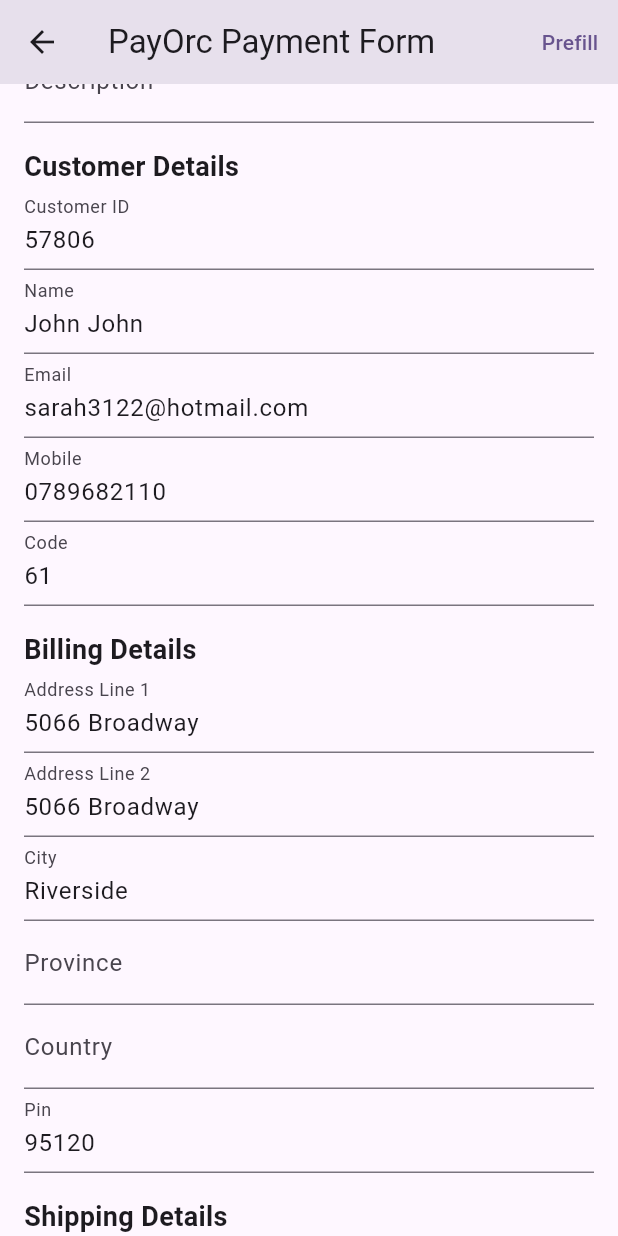
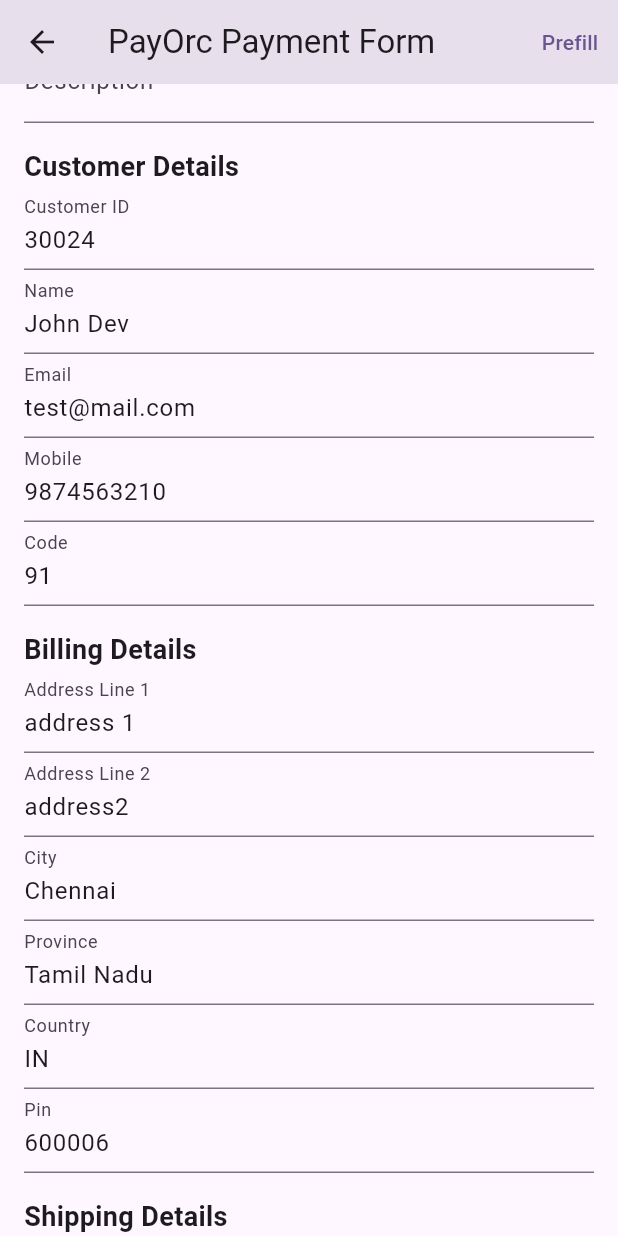
Before and after one commit to esaiamuthan/pay_orc_sample, a Flutter app: the PayOrcForm screen opened directly, scrolled down 576 dp, after a tap on "Prefill", on a phone screen of 412 x 824 dp. Run offline on Flutter 3.47's test engine with Material 3 defaults, Android fonts, the phone set to English and light mode, and no system bars; missing offline and left inert: flutter_pay_orc.

Commit message:
Updated changes

```diff
--- a/lib/pay.orc.form.dart
+++ b/lib/pay.orc.form.dart
@@ -79,99 +79,6 @@ class _PayOrcFormState extends State<PayOrcForm> {
   final List<Map<String, TextEditingController>> _parametersControllers = [];
   final List<Map<String, TextEditingController>> _customDataControllers = [];
 
-  final names = [
-    'John John',
-    'Jane John',
-    'Alex John',
-    'Chris John',
-    'Taylor John'
-  ];
-  final List<String> phoneNumbers =
-      List.generate(20, (index) => _generateRandomPhoneNumber());
-
-  static String _generateRandomPhoneNumber() {
-    final random = Random();
-    // Generate a random 10-digit phone number
-    String number = '';
-    for (int i = 0; i < 10; i++) {
-      number += random.nextInt(10).toString();
-    }
-    return number;
-  }
-
-  final List<String> phoneCodes = [
-    "1",
-    "44",
-    "91",
-    "1",
-    "61",
-    "49",
-    "33",
-    "81",
-    "86",
-    "55"
-  ];
-
-  final cities = [
-    "Springfield",
-    "Riverside",
-    "Fairview",
-    "Centerville",
-    "Franklin"
-  ];
-  final states = ["CA", "TX", "NY", "FL", "IL"];
-  final List<String> addresses =
-      List.generate(20, (index) => _generateRandomAddress());
-
-  static String _generateRandomAddress() {
-    const streets = [
-      "Main St",
-      "Highland Ave",
-      "Elm St",
-      "Maple Ave",
-      "Broadway",
-      "Park Rd",
-      "Sunset Blvd"
-    ];
-    final random = Random();
-    final street =
-        "${random.nextInt(9999) + 1} ${streets[random.nextInt(streets.length)]}";
-    return street;
-  }
-
-  final List<String> emailList =
-      List.generate(20, (index) => _generateRandomEmail());
-
-  static String _generateRandomEmail() {
-    const firstNames = [
-      'john',
-      'jane',
-      'alex',
-      'mike',
-      'sarah',
-      'emily',
-      'david',
-      'laura'
-    ];
-    const domains = [
-      'gmail.com',
-      'yahoo.com',
-      'outlook.com',
-      'hotmail.com',
-      'example.com'
-    ];
-    final random = Random();
-
-    // Select a random first name
-    final firstName = firstNames[random.nextInt(firstNames.length)];
-    // Append a random number to the name
-    final number = random.nextInt(9999).toString();
-    // Select a random domain
-    final domain = domains[random.nextInt(domains.length)];
-
-    return '$firstName$number@$domain';
-  }
-
   final random = Random();
 
   @override
@@ -205,47 +112,33 @@ class _PayOrcFormState extends State<PayOrcForm> {
           TextButton(
               onPressed: () {
                 // Names
-                _nameController.text = names[random.nextInt(names.length)];
-                _shippingNameController.text =
-                    names[random.nextInt(names.length)];
+                _nameController.text = 'John Dev';
+                _shippingNameController.text = 'John';
 
                 // email
-                _emailController.text =
-                    emailList[random.nextInt(emailList.length)];
-                _shippingEmailController.text =
-                    emailList[random.nextInt(emailList.length)];
+                _emailController.text = 'test@mail.com';
+                _shippingEmailController.text = 'test@mail.com';
 
                 // address
-                _billingAddress1Controller.text =
-                    addresses[random.nextInt(addresses.length)];
-                _billingAddress2Controller.text =
-                    addresses[random.nextInt(addresses.length)];
-                _shippingAddress1Controller.text =
-                    addresses[random.nextInt(addresses.length)];
-                _shippingAddress2Controller.text =
-                    addresses[random.nextInt(addresses.length)];
+                _billingAddress1Controller.text = 'address 1';
+                _billingAddress2Controller.text = 'address2';
+                _shippingAddress1Controller.text = 'address 1';
+                _shippingAddress2Controller.text = 'address 2';
 
                 // city
-                _billingCityController.text =
-                    cities[random.nextInt(cities.length)];
-                _shippingCityController.text =
-                    cities[random.nextInt(cities.length)];
+                _billingCityController.text = 'Chennai';
+                _shippingCityController.text = 'Chennai';
 
                 // city
-                _mobileController.text =
-                    phoneNumbers[random.nextInt(phoneNumbers.length)];
-                _shippingMobileController.text =
-                    phoneNumbers[random.nextInt(phoneNumbers.length)];
+                _mobileController.text = '9874563210';
+                _shippingMobileController.text = '9856321470';
 
-                _codeController.text =
-                    phoneCodes[random.nextInt(phoneCodes.length)];
-                _shippingCodeController.text =
-                    phoneCodes[random.nextInt(phoneCodes.length)];
+                _codeController.text = '91';
+                _shippingCodeController.text = '91';
 
                 // zipcode
-                _billingPinController.text = "${random.nextInt(89999) + 10000}";
-                _shippingPinController.text =
-                    "${random.nextInt(89999) + 10000}";
+                _billingPinController.text = "600006";
+                _shippingPinController.text = "600006";
 
                 _orderIdController.text = "${random.nextInt(89999) + 10000}";
                 _customerIdController.text = "${random.nextInt(89999) + 10000}";
@@ -256,6 +149,12 @@ class _PayOrcFormState extends State<PayOrcForm> {
                 _amountController.text = "100";
                 _shippingAmountController.text = "10";
                 _convenienceFeeController.text = "2";
+
+                _billingProvinceController.text = "Tamil Nadu";
+                _shippingProvinceController.text = "Tamil Nadu";
+
+                _billingCountryController.text = "IN";
+                _shippingCountryController.text = "IN";
               },
               child: const Text('Prefill'))
         ],
```
Also changed, not shown: pubspec.lock.
